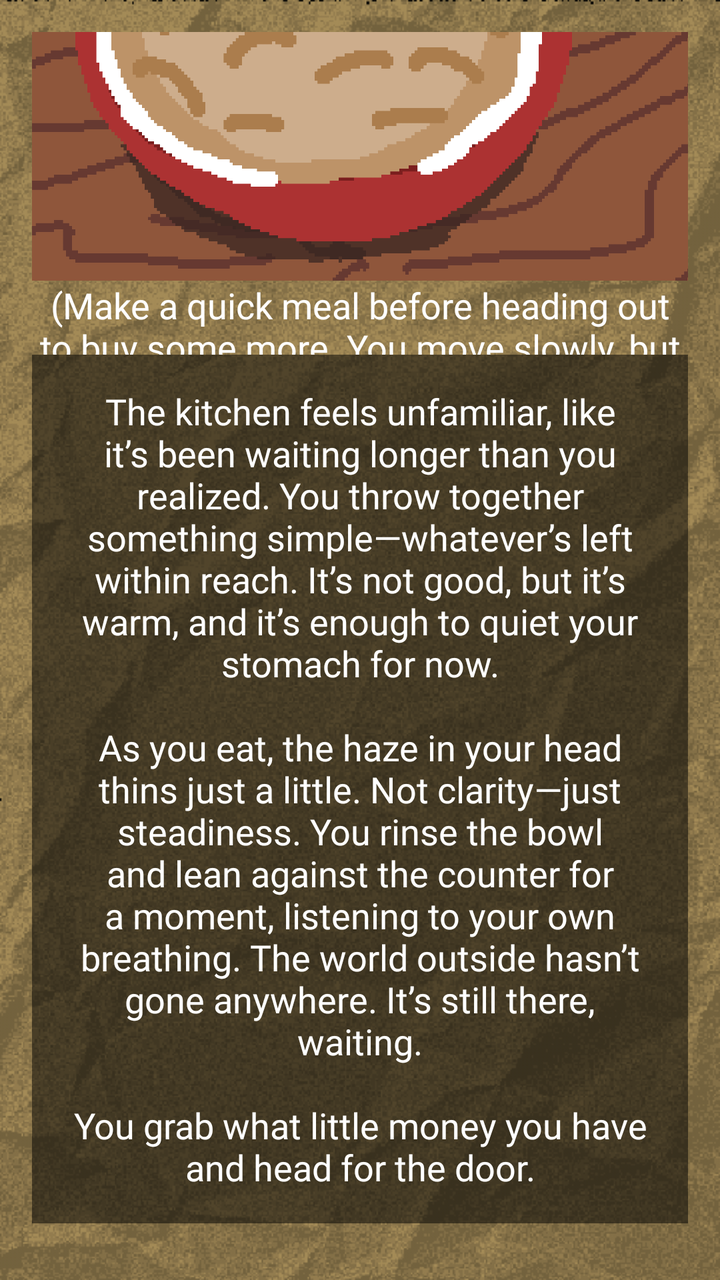
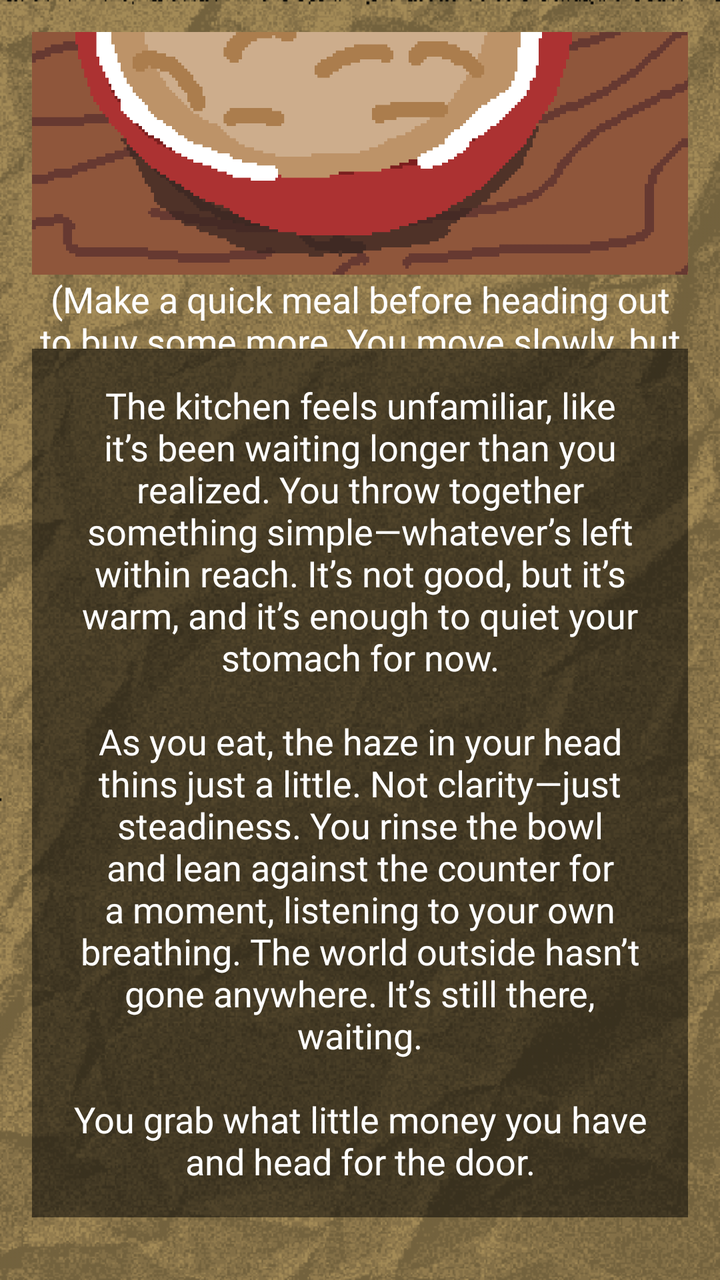

Two renders of the same Android screen: before a commit and after it. Below are the layout's source before the change and the commit's diff.
<!-- AndroidManifest.xml: application theme Theme.ChoiceQuest -->
<!-- res/layout/activity_page2_2_1.xml -->
<?xml version="1.0" encoding="utf-8"?>
<LinearLayout xmlns:android="http://schemas.android.com/apk/res/android"
    xmlns:app="http://schemas.android.com/apk/res-auto"
    xmlns:tools="http://schemas.android.com/tools"
    android:id="@+id/page2_2_1"
    android:layout_width="match_parent"
    android:layout_height="match_parent"
    android:background="@drawable/papertexture_"
    android:backgroundTint="#f8e7c2"
    android:backgroundTintMode="multiply"
    android:gravity="center"
    android:orientation="vertical"
    android:padding="16dp"
    tools:context=".Page2_2_1">

    <View
        android:layout_width="match_parent"
        android:layout_height="0dp"
        android:layout_weight="1"/>

    <ImageView
        android:id="@+id/imageView"
        android:layout_width="412dp"
        android:layout_height="250dp"
        android:src="@drawable/page2_2_1"/>

    <View
        android:layout_width="match_parent"
        android:layout_height="1dp"
        android:layout_weight="0.1"/>
    <TextView
        android:layout_width="match_parent"
        android:layout_height="37dp"
        android:gravity="center"
        android:fontFamily="@font/pixelspace"
        android:textSize="18sp"
        android:text="(Make a quick meal before heading out to buy some more.
You move slowly, but you move.)"
        android:textColor="@color/white"/>

    <View
        android:layout_width="match_parent"
        android:layout_height="1dp"
        android:layout_weight="0.5"/>

    <TextView
        android:layout_width="match_parent"
        android:layout_height="wrap_content"
        android:id="@+id/tv_page2_2_1"
        android:fontFamily="@font/pixelgame_font"
        android:gravity="center"
        android:padding="16dp"
        android:background="#80000000"
        android:text="The kitchen feels unfamiliar, like it’s been waiting longer than you realized. You throw together something simple—whatever’s left within reach. It’s not good, but it’s warm, and it’s enough to quiet your stomach for now.\n\nAs you eat, the haze in your head thins just a little. Not clarity—just steadiness. You rinse the bowl and lean against the counter for a moment, listening to your own breathing. The world outside hasn’t gone anywhere. It’s still there, waiting.\n\nYou grab what little money you have and head for the door."
        android:textColor="@color/white"
        android:textSize="18sp"
        android:layout_marginBottom="16dp"/>
    <View
        android:layout_width="match_parent"
        android:layout_height="1dp"
        android:layout_weight="0.5"/>
    <Button
        android:id="@+id/btnStayHelp"
        android:layout_width="410dp"
        android:layout_height="45dp"
        android:text="Go straight to the nearest shop."
        android:background="@android:color/transparent"
        android:fontFamily="@font/quest_font"
        android:textSize="12sp"
        android:layout_marginBottom="16dp"
        android:onClick="page2_2_1_1"/>

    <Button
        android:id="@+id/btnLeaveTell"
        android:layout_width="410dp"
        android:layout_height="45dp"
        android:layout_marginBottom="16dp"
        android:background="@android:color/transparent"
        android:fontFamily="@font/quest_font"
        android:text="Stay inside and wait it out."
        android:textSize="12sp"
        android:onClick="page2_2_1_2"/>

    <View
        android:layout_width="match_parent"
        android:layout_height="1dp"
        android:layout_weight="1"/>

</LinearLayout>
<!-- resources referenced by this layout -->
<resources>
  <color name="white">#FFFFFF</color>
  <!-- drawable page2_2_1: png bitmap (drawable, 28826 bytes) -->
  <!-- drawable papertexture_: png bitmap (drawable, 156948 bytes) -->
  <style name="Theme.ChoiceQuest" parent="Base.Theme.ChoiceQuest" />
  <style name="Base.Theme.ChoiceQuest" parent="Theme.Material3.DayNight.NoActionBar">
          
          
      </style>
</resources>

<!-- the commit's change to res/layout/activity_page2_2_1.xml (unified diff, before → after) -->
@@ -61,24 +61,24 @@ You move slowly, but you move.)"
         android:layout_weight="0.5"/>
     <Button
         android:id="@+id/btnStayHelp"
-        android:layout_width="410dp"
-        android:layout_height="45dp"
+        android:layout_width="match_parent"
+        android:layout_height="wrap_content"
         android:text="Go straight to the nearest shop."
-        android:background="@android:color/transparent"
-        android:fontFamily="@font/quest_font"
-        android:textSize="12sp"
+  android:textSize="10sp"
+        android:textColor="@color/white"
+        android:backgroundTint="@color/cardview_dark_background"        android:fontFamily="@font/quest_font"
         android:layout_marginBottom="16dp"
         android:onClick="page2_2_1_1"/>
 
     <Button
         android:id="@+id/btnLeaveTell"
-        android:layout_width="410dp"
-        android:layout_height="45dp"
+        android:layout_width="match_parent"
+        android:layout_height="wrap_content"
         android:layout_marginBottom="16dp"
-        android:background="@android:color/transparent"
-        android:fontFamily="@font/quest_font"
+  android:textSize="10sp"
+        android:textColor="@color/white"
+        android:backgroundTint="@color/cardview_dark_background"        android:fontFamily="@font/quest_font"
         android:text="Stay inside and wait it out."
-        android:textSize="12sp"
         android:onClick="page2_2_1_2"/>
 
     <View
